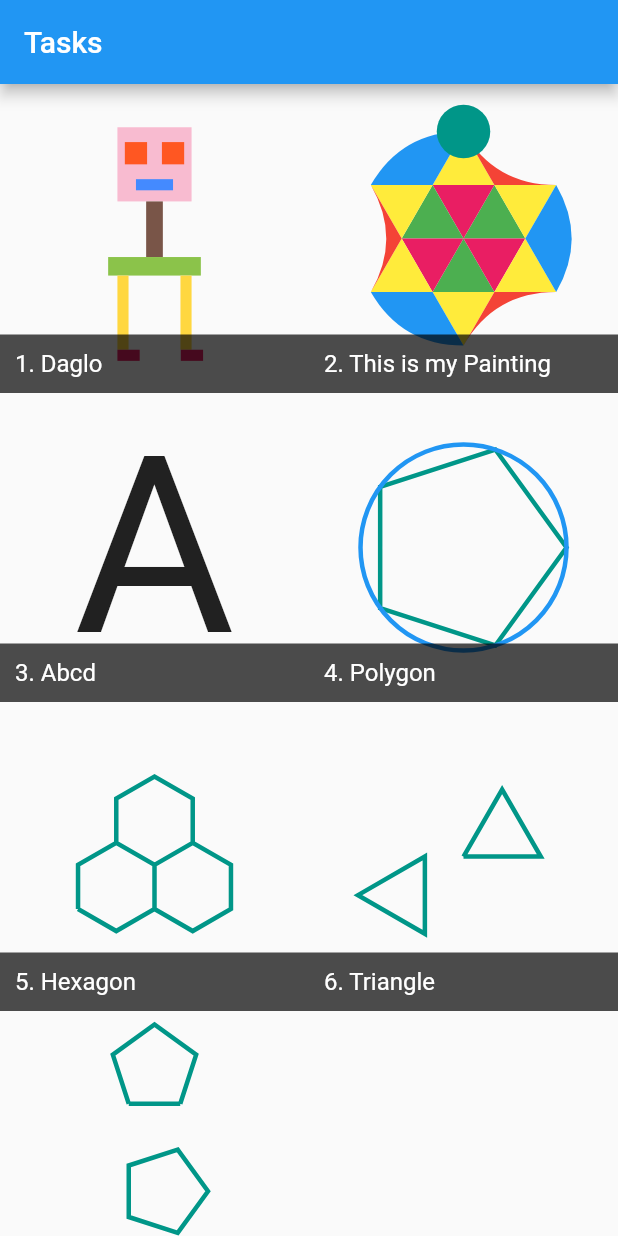
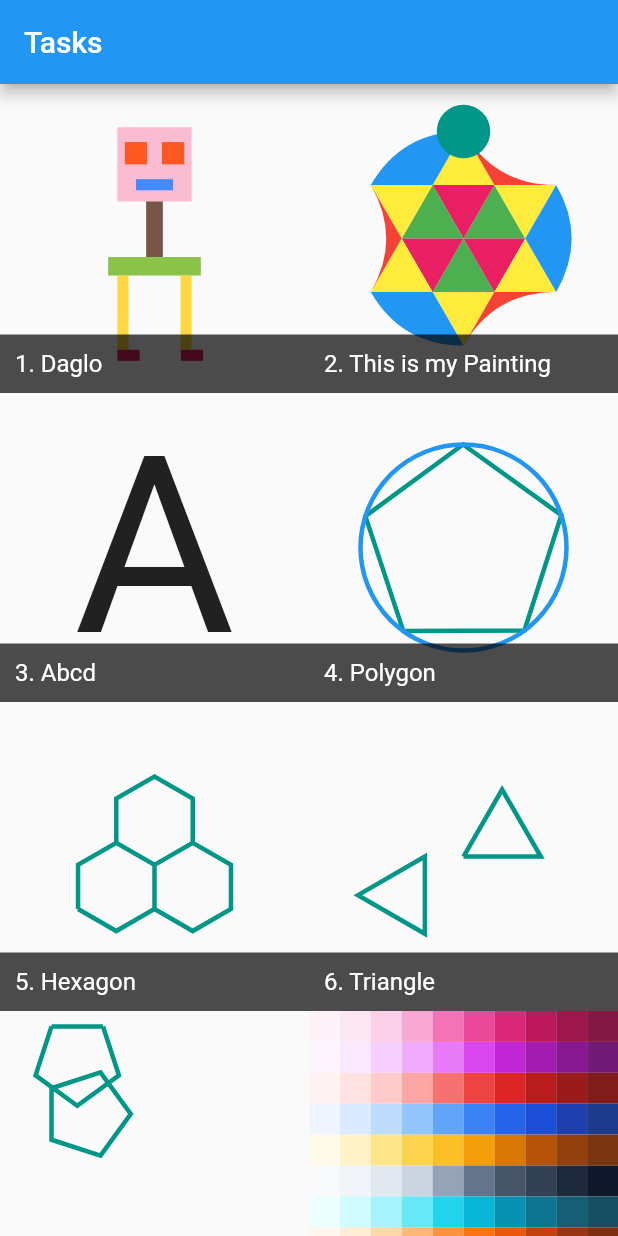
Before and after one commit to sagar-sangani/starter_app, a Flutter app: the screen it shows after launch, on a phone screen of 412 x 824 dp. Run offline on Flutter 3.47's test engine with Material 2 defaults, Android fonts, the light colour scheme and no system bars.

Commit message:
color shadding task added

```diff
--- /dev/null
+++ b/lib/app/theme/tw_colors.dart
@@ -0,0 +1,272 @@
+import 'package:flutter/material.dart';
+
+class TWColors {
+  static const Color white = Colors.white;
+  static const Color black = Colors.black;
+
+  static const MaterialColor slate = MaterialColor(0xFF64748b, {
+    50: Color(0xFFf8fafc),
+    100: Color(0xFFf1f5f9),
+    200: Color(0xFFe2e8f0),
+    300: Color(0xFFcbd5e1),
+    400: Color(0xFF94a3b8),
+    500: Color(0xFF64748b),
+    600: Color(0xFF475569),
+    700: Color(0xFF334155),
+    800: Color(0xFF1e293b),
+    900: Color(0xFF0f172a),
+  });
+  static const MaterialColor gray = MaterialColor(0xFF6b7280, {
+    50: Color(0xFFf9fafb),
+    100: Color(0xFFf3f4f6),
+    200: Color(0xFFe5e7eb),
+    300: Color(0xFFd1d5db),
+    400: Color(0xFF9ca3af),
+    500: Color(0xFF6b7280),
+    600: Color(0xFF4b5563),
+    700: Color(0xFF374151),
+    800: Color(0xFF1f2937),
+    900: Color(0xFF111827),
+  });
+  static const MaterialColor zinc = MaterialColor(0xFF71717a, {
+    50: Color(0xFFfafafa),
+    100: Color(0xFFf4f4f5),
+    200: Color(0xFFe4e4e7),
+    300: Color(0xFFd4d4d8),
+    400: Color(0xFFa1a1aa),
+    500: Color(0xFF71717a),
+    600: Color(0xFF52525b),
+    700: Color(0xFF3f3f46),
+    800: Color(0xFF27272a),
+    900: Color(0xFF18181b),
+  });
+  static const MaterialColor neutral = MaterialColor(0xFF737373, {
+    50: Color(0xFFfafafa),
+    100: Color(0xFFf5f5f5),
+    200: Color(0xFFe5e5e5),
+    300: Color(0xFFd4d4d4),
+    400: Color(0xFFa3a3a3),
+    500: Color(0xFF737373),
+    600: Color(0xFF525252),
+    700: Color(0xFF404040),
+    800: Color(0xFF262626),
+    900: Color(0xFF171717),
+  });
+  static const MaterialColor stone = MaterialColor(0xFF78716c, {
+    50: Color(0xFFfafaf9),
+    100: Color(0xFFf5f5f4),
+    200: Color(0xFFe7e5e4),
+    300: Color(0xFFd6d3d1),
+    400: Color(0xFFa8a29e),
+    500: Color(0xFF78716c),
+    600: Color(0xFF57534e),
+    700: Color(0xFF44403c),
+    800: Color(0xFF292524),
+    900: Color(0xFF1c1917),
+  });
+  static const MaterialColor red = MaterialColor(0xFFef4444, {
+    50: Color(0xFFfef2f2),
+    100: Color(0xFFfee2e2),
+    200: Color(0xFFfecaca),
+    300: Color(0xFFfca5a5),
+    400: Color(0xFFf87171),
+    500: Color(0xFFef4444),
+    600: Color(0xFFdc2626),
+    700: Color(0xFFb91c1c),
+    800: Color(0xFF991b1b),
+    900: Color(0xFF7f1d1d),
+  });
+  static const MaterialColor orange = MaterialColor(0xFFf97316, {
+    50: Color(0xFFfff7ed),
+    100: Color(0xFFffedd5),
+    200: Color(0xFFfed7aa),
+    300: Color(0xFFfdba74),
+    400: Color(0xFFfb923c),
+    500: Color(0xFFf97316),
+    600: Color(0xFFea580c),
+    700: Color(0xFFc2410c),
+    800: Color(0xFF9a3412),
+    900: Color(0xFF7c2d12),
+  });
+
+  static const MaterialColor amber = MaterialColor(0xFFf59e0b, {
+    50: Color(0xFFfffbeb),
+    100: Color(0xFFfef3c7),
+    200: Color(0xFFfde68a),
+    300: Color(0xFFfcd34d),
+    400: Color(0xFFfbbf24),
+    500: Color(0xFFf59e0b),
+    600: Color(0xFFd97706),
+    700: Color(0xFFb45309),
+    800: Color(0xFF92400e),
+    900: Color(0xFF78350f),
+  });
+  static const MaterialColor yellow = MaterialColor(0xFFeab308, {
+    50: Color(0xFFfefce8),
+    100: Color(0xFFfef9c3),
+    200: Color(0xFFfef08a),
+    300: Color(0xFFfde047),
+    400: Color(0xFFfacc15),
+    500: Color(0xFFeab308),
+    600: Color(0xFFca8a04),
+    700: Color(0xFFa16207),
+    800: Color(0xFF854d0e),
+    900: Color(0xFF713f12),
+  });
+  static const MaterialColor lime = MaterialColor(0xFF84cc16, {
+    50: Color(0xFFf7fee7),
+    100: Color(0xFFecfccb),
+    200: Color(0xFFd9f99d),
+    300: Color(0xFFbef264),
+    400: Color(0xFFa3e635),
+    500: Color(0xFF84cc16),
+    600: Color(0xFF65a30d),
+    700: Color(0xFF4d7c0f),
+    800: Color(0xFF3f6212),
+    900: Color(0xFF365314),
+  });
+  static const MaterialColor green = MaterialColor(0xFF22c55e, {
+    50: Color(0xFFf0fdf4),
+    100: Color(0xFFdcfce7),
+    200: Color(0xFFbbf7d0),
+    300: Color(0xFF86efac),
+    400: Color(0xFF4ade80),
+    500: Color(0xFF22c55e),
+    600: Color(0xFF16a34a),
+    700: Color(0xFF15803d),
+    800: Color(0xFF166534),
+    900: Color(0xFF14532d),
+  });
+  static const MaterialColor emerald = MaterialColor(0xFF10b981, {
+    50: Color(0xFFecfdf5),
+    100: Color(0xFFd1fae5),
+    200: Color(0xFFa7f3d0),
+    300: Color(0xFF6ee7b7),
+    400: Color(0xFF34d399),
+    500: Color(0xFF10b981),
+    600: Color(0xFF059669),
+    700: Color(0xFF047857),
+    800: Color(0xFF065f46),
+    900: Color(0xFF064e3b),
+  });
+  static const MaterialColor teal = MaterialColor(0xFF14b8a6, {
+    50: Color(0xFFf0fdfa),
+    100: Color(0xFFccfbf1),
+    200: Color(0xFF99f6e4),
+    300: Color(0xFF5eead4),
+    400: Color(0xFF2dd4bf),
+    500: Color(0xFF14b8a6),
+    600: Color(0xFF0d9488),
+    700: Color(0xFF0f766e),
+    800: Color(0xFF115e59),
+    900: Color(0xFF134e4a),
+  });
+  static const MaterialColor cyan = MaterialColor(0xFF06b6d4, {
+    50: Color(0xFFecfeff),
+    100: Color(0xFFcffafe),
+    200: Color(0xFFa5f3fc),
+    300: Color(0xFF67e8f9),
+    400: Color(0xFF22d3ee),
+    500: Color(0xFF06b6d4),
+    600: Color(0xFF0891b2),
+    700: Color(0xFF0e7490),
+    800: Color(0xFF155e75),
+    900: Color(0xFF164e63),
+  });
+  static const MaterialColor sky = MaterialColor(0xFF0ea5e9, {
+    50: Color(0xFFf0f9ff),
+    100: Color(0xFFe0f2fe),
+    200: Color(0xFFbae6fd),
+    300: Color(0xFF7dd3fc),
+    400: Color(0xFF38bdf8),
+    500: Color(0xFF0ea5e9),
+    600: Color(0xFF0284c7),
+    700: Color(0xFF0369a1),
+    800: Color(0xFF075985),
+    900: Color(0xFF0c4a6e),
+  });
+  static const MaterialColor blue = MaterialColor(0xFF3b82f6, {
+    50: Color(0xFFeff6ff),
+    100: Color(0xFFdbeafe),
+    200: Color(0xFFbfdbfe),
+    300: Color(0xFF93c5fd),
+    400: Color(0xFF60a5fa),
+    500: Color(0xFF3b82f6),
+    600: Color(0xFF2563eb),
+    700: Color(0xFF1d4ed8),
+    800: Color(0xFF1e40af),
+    900: Color(0xFF1e3a8a),
+  });
+  static const MaterialColor indigo = MaterialColor(0xFF6366f1, {
+    50: Color(0xFFeef2ff),
+    100: Color(0xFFe0e7ff),
+    200: Color(0xFFc7d2fe),
+    300: Color(0xFFa5b4fc),
+    400: Color(0xFF818cf8),
+    500: Color(0xFF6366f1),
+    600: Color(0xFF4f46e5),
+    700: Color(0xFF4338ca),
+    800: Color(0xFF3730a3),
+    900: Color(0xFF312e81),
+  });
+  static const MaterialColor violet = MaterialColor(0xFF8b5cf6, {
+    50: Color(0xFFf5f3ff),
+    100: Color(0xFFede9fe),
+    200: Color(0xFFddd6fe),
+    300: Color(0xFFc4b5fd),
+    400: Color(0xFFa78bfa),
+    500: Color(0xFF8b5cf6),
+    600: Color(0xFF7c3aed),
+    700: Color(0xFF6d28d9),
+    800: Color(0xFF5b21b6),
+    900: Color(0xFF4c1d95),
+  });
+  static const MaterialColor purple = MaterialColor(0xFFa855f7, {
+    50: Color(0xFFfaf5ff),
+    100: Color(0xFFf3e8ff),
+    200: Color(0xFFe9d5ff),
+    300: Color(0xFFd8b4fe),
+    400: Color(0xFFc084fc),
+    500: Color(0xFFa855f7),
+    600: Color(0xFF9333ea),
+    700: Color(0xFF7e22ce),
+    800: Color(0xFF6b21a8),
+    900: Color(0xFF581c87),
+  });
+  static const MaterialColor fuchsia = MaterialColor(0xFFd946ef, {
+    50: Color(0xFFfdf4ff),
+    100: Color(0xFFfae8ff),
+    200: Color(0xFFf5d0fe),
+    300: Color(0xFFf0abfc),
+    400: Color(0xFFe879f9),
+    500: Color(0xFFd946ef),
+    600: Color(0xFFc026d3),
+    700: Color(0xFFa21caf),
+    800: Color(0xFF86198f),
+    900: Color(0xFF701a75),
+  });
+  static const MaterialColor pink = MaterialColor(0xFFec4899, {
+    50: Color(0xFFfdf2f8),
+    100: Color(0xFFfce7f3),
+    200: Color(0xFFfbcfe8),
+    300: Color(0xFFf9a8d4),
+    400: Color(0xFFf472b6),
+    500: Color(0xFFec4899),
+    600: Color(0xFFdb2777),
+    700: Color(0xFFbe185d),
+    800: Color(0xFF9d174d),
+    900: Color(0xFF831843),
+  });
+  static const MaterialColor rose = MaterialColor(0xFFf43f5e, {
+    50: Color(0xFFfff1f2),
+    100: Color(0xFFffe4e6),
+    200: Color(0xFFfecdd3),
+    300: Color(0xFFfda4af),
+    400: Color(0xFFfb7185),
+    500: Color(0xFFf43f5e),
+    600: Color(0xFFe11d48),
+    700: Color(0xFFbe123c),
+    800: Color(0xFF9f1239),
+    900: Color(0xFF881337),
+  });
+}
--- a/lib/app/views/home_view.dart
+++ b/lib/app/views/home_view.dart
@@ -4,6 +4,8 @@ import 'package:starter_app/app/views/tasks/abcd/abcd.dart';
 import 'package:starter_app/app/views/tasks/abcd/abcd_page.dart';
 import 'package:starter_app/app/views/tasks/chitrakala/chitrakala.dart';
 import 'package:starter_app/app/views/tasks/chitrakala/chitrakala_page.dart';
+import 'package:starter_app/app/views/tasks/colour_shadding/color_shadding.dart';
+import 'package:starter_app/app/views/tasks/colour_shadding/color_shadding_page.dart';
 import 'package:starter_app/app/views/tasks/daglo/daglo.dart';
 import 'package:starter_app/app/views/tasks/daglo/daglo_page.dart';
 import 'package:starter_app/app/views/tasks/hexagon/hexagon.dart';
@@ -57,6 +59,11 @@ class HomeView extends StatelessWidget {
         name: 'Pentagon',
         widget: const Pentagon(),
         page: const PentagonPage(),
+      ),
+      Task(
+        name: 'Color Shaddings',
+        widget: const ColorShadding(),
+        page: const ColorShaddingPage(),
       ),
     ];
 
--- /dev/null
+++ b/lib/app/views/tasks/colour_shadding/color_shadding.dart
@@ -0,0 +1,57 @@
+import 'package:flutter/material.dart';
+
+import '../../../theme/tw_colors.dart';
+
+class ColorShadding extends StatelessWidget {
+  const ColorShadding({Key? key}) : super(key: key);
+
+  @override
+  Widget build(BuildContext context) {
+    final colorList = [
+      TWColors.pink,
+      TWColors.fuchsia,
+      TWColors.red,
+      TWColors.blue,
+      TWColors.amber,
+      TWColors.slate,
+      TWColors.cyan,
+      TWColors.orange,
+      TWColors.teal,
+      TWColors.purple,
+    ];
+    final colorVariant = [
+      50,
+      100,
+      200,
+      300,
+      400,
+      500,
+      600,
+      700,
+      800,
+      900,
+    ];
+
+    return LayoutBuilder(
+      builder: (context, constraints) {
+        return Column(
+          children: colorList
+              .map(
+                (colorName) => Row(
+                  children: colorVariant
+                      .map(
+                        (variant) => Container(
+                          height: (constraints.maxHeight) / colorList.length,
+                          width: (constraints.maxWidth) / 10,
+                          color: colorName[variant],
+                        ),
+                      )
+                      .toList(),
+                ),
+              )
+              .toList(),
+        );
+      },
+    );
+  }
+}
--- /dev/null
+++ b/lib/app/views/tasks/colour_shadding/color_shadding_page.dart
@@ -0,0 +1,18 @@
+// ignore_for_file: prefer_const_constructors
+import 'package:flutter/material.dart';
+
+import 'color_shadding.dart';
+
+class ColorShaddingPage extends StatelessWidget {
+  const ColorShaddingPage({Key? key}) : super(key: key);
+
+  @override
+  Widget build(BuildContext context) {
+    return Scaffold(
+      appBar: AppBar(
+        title: const Text("Color Shaddings"),
+      ),
+      body: ColorShadding(),
+    );
+  }
+}
--- a/lib/app/views/tasks/hexagon/hexagon.dart
+++ b/lib/app/views/tasks/hexagon/hexagon.dart
@@ -79,7 +79,7 @@ class MyTask extends CustomPainter {
 
     var hexagonSides = 6;
     var hSide = minSize / 7;
-    var hradians = math.pi / hexagonSides;
+    var hradians = math.pi / hexagonSides; // angle of 30
     var hx = hSide * math.cos(hradians);
     var hy = hSide * math.sin(hradians);
 
@@ -109,6 +109,15 @@ class MyTask extends CustomPainter {
     hpath.relativeMoveTo(2 * hx, 0);
     hpath.close();
     canvas.drawPath(hpath, paint);
+
+    //p4
+    var pSide = minSize / 7;
+    var angle1 = math.pi/6; // angle of 60
+    var angle2 = 2*math.pi/5; //angle of 72
+    final ppath = Path();
+    ppath.moveCenter(width, height);
+    ppath.relativeMoveTo(-2 * hx, 35);
+    canvas.drawPath(ppath, paint);
   }
 
   @override
--- a/lib/app/views/tasks/pentagon/pentagon.dart
+++ b/lib/app/views/tasks/pentagon/pentagon.dart
@@ -136,8 +136,8 @@ class MyTask extends CustomPainter {
     double minSize = size.width < size.height ? size.width : size.height;
     double pside = minSize / 6;
 
-    double angle1 = 2 * math.pi / 5;
-    double angle2 = math.pi / 5;
+    double angle1 = 2 * math.pi / 5; // angle 72
+    double angle2 = math.pi / 5; // angle 36
 
     double px1 = pside * math.cos(angle1);
     double py1 = pside * math.sin(angle1);
@@ -148,17 +148,17 @@ class MyTask extends CustomPainter {
     final path = Path();
 
     //p1
-    path.moveCenter(width, height);
+    path.moveCenter(width / 2, height / 2);
     path.relativeMoveTo(-pside / 2, -height / 5);
     path.drawPantagonLineRight(pside);
     path.relativeMoveTo(-pside, 0);
+    path.drawVtklPantagonLineBottomLeftWithAngle1(px1, py1);
+    path.drawVtklPantagonLineBottomRightWithAngle2(px2, py2);
+    path.drawVtklPantagonLineTopRightWithAngle2(px2, py2);
     path.drawVtklPantagonLineTopLeftWithAngle1(px1, py1);
-    path.drawVtklPantagonLineTopRightWithAngle2(px2, py2);
-    path.drawVtklPantagonLineBottomRightWithAngle2(px2, py2);
-    path.drawVtklPantagonLineBottomLeftWithAngle1(px1, py1);
 
     //p2
-    path.moveCenter(width, height);
+    path.moveCenter(width / 2, height / 2);
     path.relativeMoveTo(-pside / 2, 0);
     path.drawPantagonLineBottom(pside);
     path.drawHzntlPantagonLineBottomRightWithAngle1(py1, px1);
--- a/lib/app/views/tasks/polygon/polygon.dart
+++ b/lib/app/views/tasks/polygon/polygon.dart
@@ -44,7 +44,7 @@ class MyTask extends CustomPainter {
 
     int sides = 5;
     double radius = minSize / 3;
-    double radians = 0.0;
+    double radians = 60.0;
 
     var path = Path();
 
@@ -61,7 +61,7 @@ class MyTask extends CustomPainter {
       double y = radius * math.sin(radians + angle * i) + center.dy;
       path.lineTo(x, y);
     }
-    path.close();
+    // path.close();
     canvas.drawPath(path, paint);
 
     // FOR DRAW CIRCLE
```
